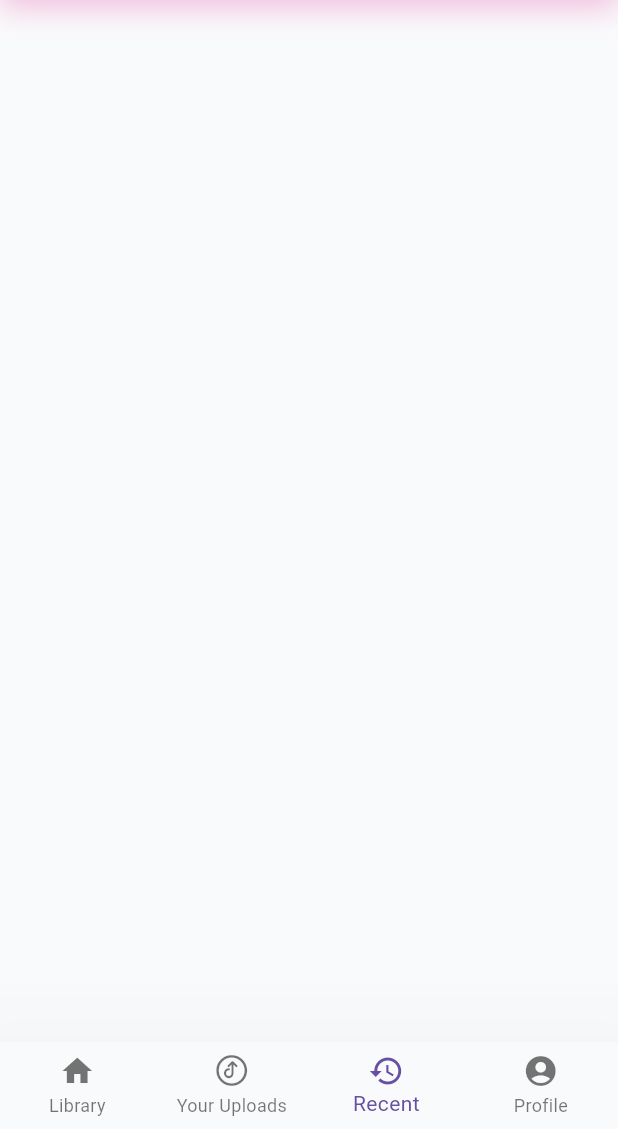
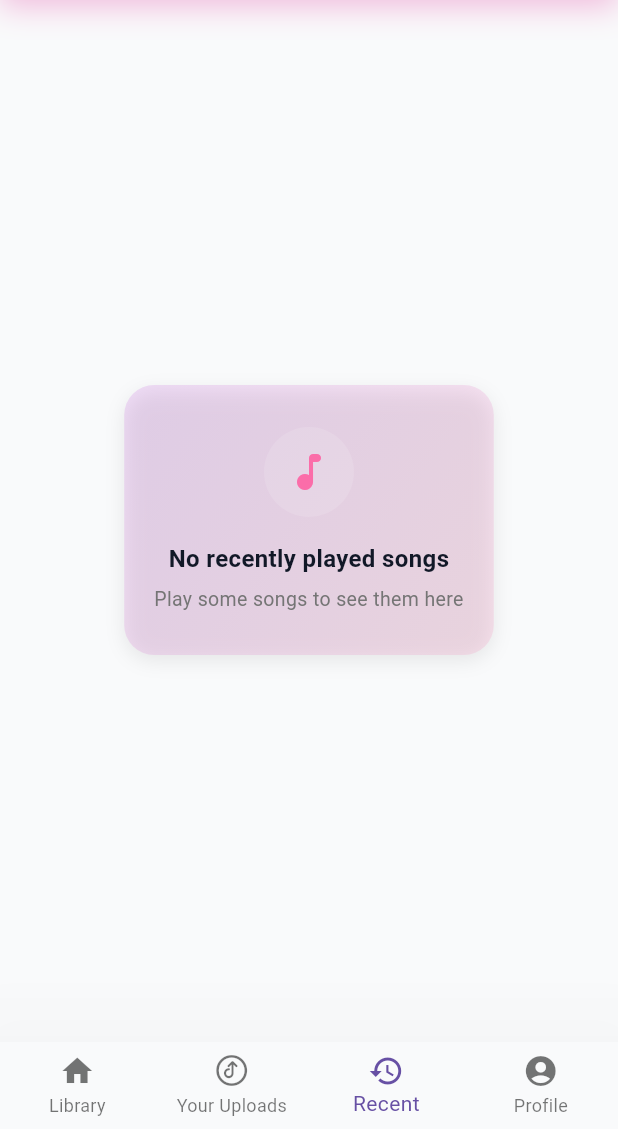
Before and after one commit to Isabirye-alex/musicapp_client, a Flutter app: the screen it shows after launch, item 3 of the bottom bar chosen, on a phone screen of 412 x 824 dp, the part 107-1236 px from its top. Run offline on Flutter 3.47's test engine with Material 3 defaults, Android fonts, the phone set to English and light mode, and no system bars; our stand-ins replace another_flushbar, dotted_border, file_picker, firebase_core, firebase_messaging, flutter_riverpod and 6 more; missing offline and left inert: audio_waveforms, flex_color_picker; accounts and stored records are empty; generated files the repository leaves out were written again; network calls fail; Roboto replaces fonts that are missing (Poppins).

Commit message:
fcm
Co-authored-by: Copilot <copilot@github.com>

```diff
--- a/lib/features/home/views/pages/home_page.dart
+++ b/lib/features/home/views/pages/home_page.dart
@@ -1,6 +1,8 @@
+import 'package:firebase_messaging/firebase_messaging.dart';
 import 'package:flutter/cupertino.dart';
 import 'package:flutter/material.dart';
 import 'package:flutter_riverpod/flutter_riverpod.dart';
+import 'package:little_music/core/viewModels/token_register_viewmodel.dart';
 import 'package:little_music/features/home/views/pages/library_page.dart';
 import 'package:little_music/features/home/views/pages/music_slab.dart';
 import 'package:little_music/features/home/views/pages/profile_page.dart';
@@ -16,6 +18,21 @@ class HomePage extends ConsumerStatefulWidget {
 
 class _HomePageState extends ConsumerState<HomePage> {
   int selectedIndex = 0;
+
+  @override
+void initState() {
+  super.initState();
+  _registerToken();
+}
+
+Future<void> _registerToken() async {
+  final fcmToken = await FirebaseMessaging.instance.getToken();
+
+  if (fcmToken == null) return;
+
+  await ref.read(tokenRegisterViewmodelProvider.notifier).registerToken(fcmToken, 'Android');
+}
+
   @override
   Widget build(BuildContext context) {
     final List<Widget> pages = [
--- a/lib/features/home/views/pages/recently_played_songs.dart
+++ b/lib/features/home/views/pages/recently_played_songs.dart
@@ -3,6 +3,7 @@ import 'package:flutter/material.dart';
 import 'package:little_music/core/providers/current_song_notifier.dart';
 import 'package:little_music/features/home/viewmodel/home_viewmodel.dart';
 import 'package:little_music/features/home/views/widgets/custom_app_bar.dart';
+import 'package:little_music/features/home/views/widgets/empty_listen_page.dart';
 
 class RecentlyPlayedSongs extends ConsumerWidget {
   const RecentlyPlayedSongs({super.key});
@@ -15,7 +16,9 @@ class RecentlyPlayedSongs extends ConsumerWidget {
 
     return Scaffold(
       appBar: CustomAppBar(),
-      body: ListView.separated(
+      body: recentlyPlayedSongs.isEmpty
+          ? EmptyStateListen()
+          : ListView.separated(
               padding: const EdgeInsets.all(12),
               itemCount: recentlyPlayedSongs.length,
               separatorBuilder: (_, __) => const Divider(height: 1),
--- a/lib/features/home/views/pages/your_uploads.dart
+++ b/lib/features/home/views/pages/your_uploads.dart
@@ -4,7 +4,7 @@ import 'package:little_music/core/theme/a_color_theme.dart';
 import 'package:little_music/features/home/viewmodel/home_viewmodel.dart';
 import 'package:little_music/features/home/views/pages/upload_song_page.dart';
 import 'package:little_music/features/home/views/widgets/custom_app_bar.dart';
-import 'package:little_music/features/home/views/widgets/empy_page.dart';
+import 'package:little_music/features/home/views/widgets/empy_upload_page.dart';
 import 'package:little_music/features/home/views/widgets/reusable_song_card.dart';
 import 'package:little_music/utilis/loader.dart';
 
@@ -39,7 +39,7 @@ class YourUploads extends ConsumerWidget {
         child: ListView(
           padding: const EdgeInsets.symmetric(horizontal: 16, vertical: 12),
           children: [
-            // 🔥 Header Section
+
             Row(
               mainAxisAlignment: MainAxisAlignment.spaceBetween,
               children: [
@@ -62,7 +62,7 @@ class YourUploads extends ConsumerWidget {
 
             const SizedBox(height: 16),
 
-            // 🔥 Content
+
             ref
                 .watch(getAllSongsProvider)
                 .when(
--- /dev/null
+++ b/lib/features/home/views/widgets/empty_listen_page.dart
@@ -0,0 +1,85 @@
+import 'package:flutter/material.dart';
+import 'package:little_music/core/theme/a_color_theme.dart';
+
+class EmptyStateListen extends StatelessWidget {
+  final String title;
+  final String subtitle;
+  final IconData icon;
+
+  const EmptyStateListen({
+    super.key,
+    this.title = 'No recently played songs',
+    this.subtitle = 'Play some songs to see them here',
+    this.icon = Icons.music_note_rounded,
+  });
+
+  @override
+  Widget build(BuildContext context) {
+    return Center(
+      child: Container(
+        margin: const EdgeInsets.symmetric(horizontal: 20),
+        padding: const EdgeInsets.symmetric(horizontal: 20, vertical: 28),
+        decoration: BoxDecoration(
+          borderRadius: BorderRadius.circular(20),
+          gradient: LinearGradient(
+            colors: [
+              AColorTheme.gradient1.withAlpha(40),
+              AColorTheme.gradient2.withAlpha(40),
+            ],
+            begin: Alignment.topLeft,
+            end: Alignment.bottomRight,
+          ),
+          boxShadow: [
+            BoxShadow(
+              color: Colors.black.withAlpha(20),
+              blurRadius: 10,
+              offset: const Offset(0, 4),
+            ),
+          ],
+        ),
+        child: Column(
+          mainAxisSize: MainAxisSize.min,
+          children: [
+            // ✅ Icon
+            Container(
+              padding: const EdgeInsets.all(14),
+              decoration: BoxDecoration(
+                shape: BoxShape.circle,
+                color: Colors.white.withAlpha(30),
+              ),
+              child: Icon(
+                icon,
+                size: 32,
+                color: AColorTheme.gradient2,
+              ),
+            ),
+
+            const SizedBox(height: 16),
+
+            // ✅ Title
+            Text(
+              title,
+              textAlign: TextAlign.center,
+              style: const TextStyle(
+                fontWeight: FontWeight.w600,
+                fontSize: 16,
+              ),
+            ),
+
+            const SizedBox(height: 6),
+
+            // ✅ Subtitle
+            Text(
+              subtitle,
+              textAlign: TextAlign.center,
+              style: TextStyle(
+                color: Colors.grey[600],
+                fontSize: 13,
+              ),
+            ),
+          ],
+        ),
+      ),
+    );
+  }
+}
```
Also changed, not shown: lib/core/models/notification_payload_model.dart (added, +19 -0 lines), lib/core/models/send_to_token_model.dart (added, +21 -0 lines), lib/core/models/token_model.dart (added, +23 -0 lines), lib/core/repositories/notification_repository.dart (added, +58 -0 lines), lib/core/repositories/token_repository.dart (added, +40 -0 lines), lib/core/viewModels/token_register_viewmodel.dart (added, +39 -0 lines), lib/features/home/views/pages/music_slab.dart (+28 -3 lines), lib/features/home/views/widgets/empy_page.dart (deleted, +0 -39 lines), lib/features/home/views/widgets/empy_upload_page.dart (added, +85 -0 lines), lib/main.dart (+6 -4 lines), firebase.json (added), lib/core/providers/current_song_notifier.g.dart, lib/core/repositories/notification_repository.g.dart (added), lib/core/repositories/token_repository.g.dart (added), 3 more files, 3 other files. Lines whose indentation alone changed are shown as unchanged.
